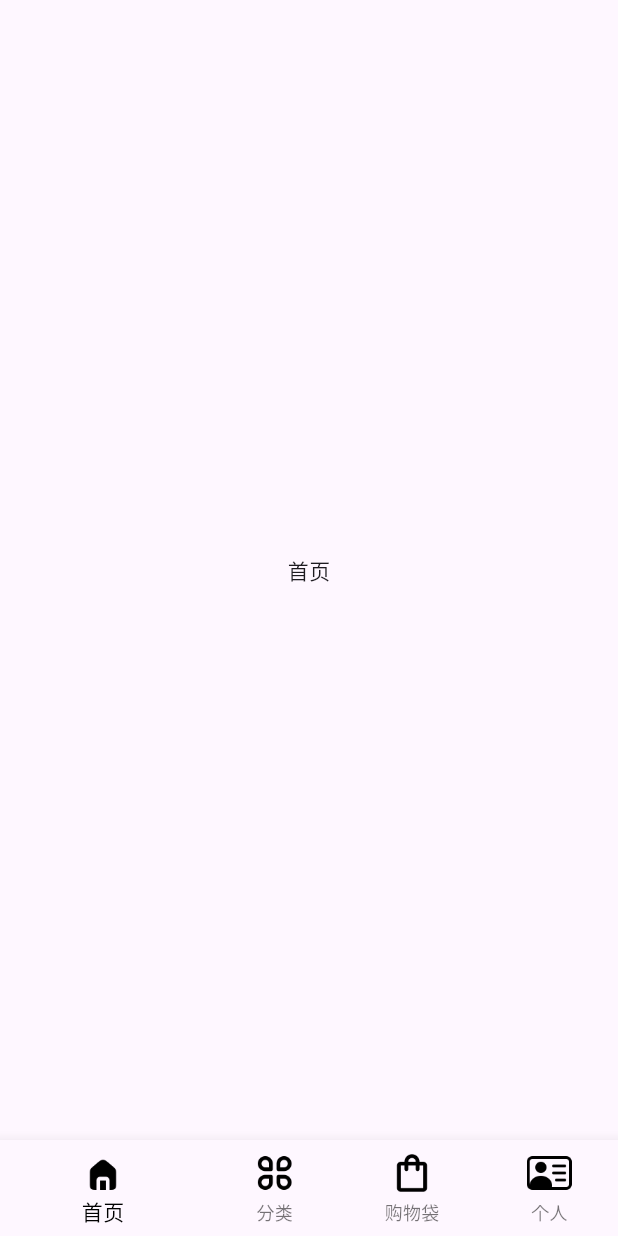
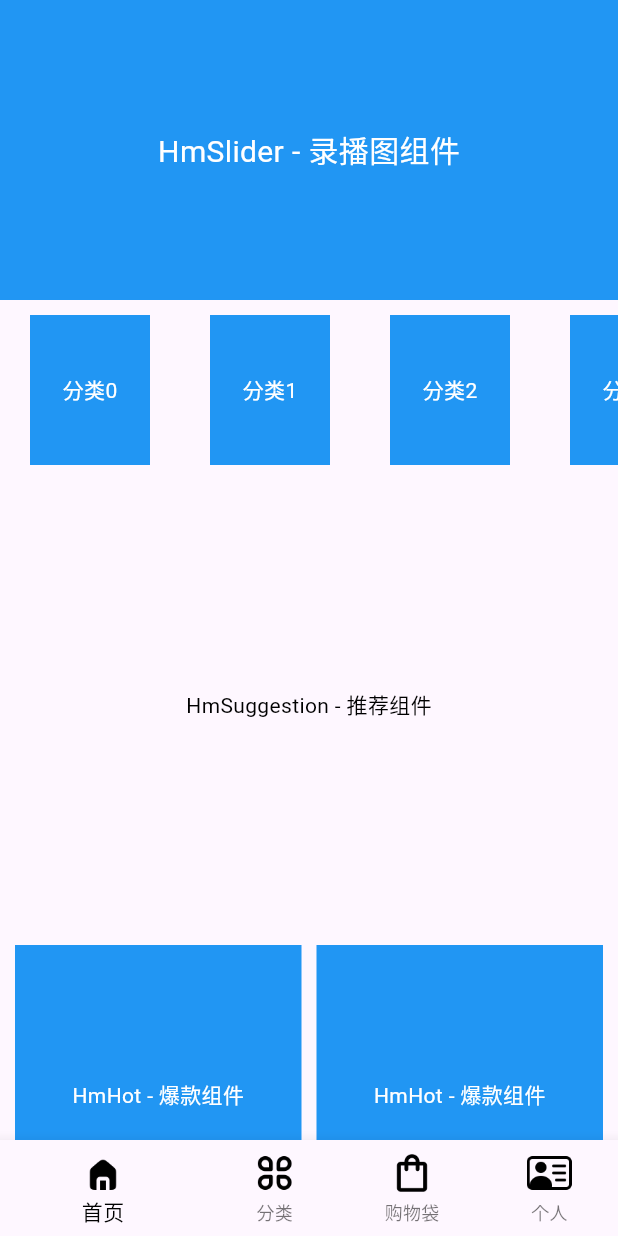
Before and after one commit to Smart-Professor/flutter-1, a Flutter app: the screen it shows after launch, on a phone screen of 412 x 824 dp. Run offline on Flutter 3.47's test engine with Material 3 defaults, Android fonts, the phone set to English and light mode, and no system bars.

Commit message:
添加了首页骨架

```diff
--- /dev/null
+++ b/lib/components/home/HmCategory.dart
@@ -0,0 +1,29 @@
+import 'package:flutter/material.dart';
+
+class HmCategory extends StatelessWidget {
+  const HmCategory({Key? key}) : super(key: key);
+
+  @override
+  Widget build(BuildContext context) {
+    return SizedBox(
+      height: 100,
+      child: ListView.builder(
+        scrollDirection: Axis.horizontal,
+        itemCount: 10,
+        itemBuilder: (context, index) {
+          return Padding(
+            padding: EdgeInsets.symmetric(horizontal: 10),
+            child: Container(
+              alignment: Alignment.center,
+              height: 100,
+              width: 80,
+              margin: EdgeInsets.symmetric(horizontal: 10),
+              color: Colors.blue,
+              child: Text("分类$index", style: TextStyle(color: Colors.white)),
+            ),
+          );
+        },
+      ),
+    );
+  }
+}
--- /dev/null
+++ b/lib/components/home/HmHot.dart
@@ -0,0 +1,15 @@
+import 'package:flutter/material.dart';
+
+class HmHot extends StatelessWidget {
+  const HmHot({Key? key}) : super(key: key);
+
+  @override
+  Widget build(BuildContext context) {
+    return Container(
+        alignment: Alignment.center,
+        color: Colors.blue,
+        height: 200,
+        child: Text('HmHot - 爆款组件',style: TextStyle(color:Colors.white),),
+    );
+  }
+}
--- /dev/null
+++ b/lib/components/home/HmMoreList.dart
@@ -0,0 +1,22 @@
+import 'package:flutter/material.dart';
+
+class HmMoreList extends StatelessWidget {
+  const HmMoreList({Key? key}) : super(key: key);
+
+  @override
+  Widget build(BuildContext context) {
+    return SliverGrid.builder(
+      gridDelegate: SliverGridDelegateWithFixedCrossAxisCount(
+        crossAxisCount: 2,
+        mainAxisSpacing: 10,
+        crossAxisSpacing: 10,
+      ),
+      itemBuilder: (context, index) {
+        return Container(child:Text("商品",style: TextStyle(color: Colors.white),),
+        color: Colors.blue,
+        alignment: Alignment.center,
+        );
+      },
+    );
+  }
+}
--- /dev/null
+++ b/lib/components/home/HmSlider.dart
@@ -0,0 +1,18 @@
+import 'package:flutter/material.dart';
+
+class HmSlider extends StatelessWidget {
+  const HmSlider({Key? key}) : super(key: key);
+
+  @override
+  Widget build(BuildContext context) {
+    return Container(
+      height: 200,
+      child: Container(
+        height:300,
+        color: Colors.blue,
+        alignment: Alignment.center,
+        child: Text('HmSlider - 录播图组件',style: TextStyle(color: Colors.white,fontSize:20),),
+      ),
+    );
+  }
+}
--- /dev/null
+++ b/lib/components/home/HmSuggestion.dart
@@ -0,0 +1,16 @@
+import 'package:flutter/material.dart';
+
+class HmSuggestion extends StatelessWidget {
+  const HmSuggestion({Key? key}) : super(key: key);
+
+  @override
+  Widget build(BuildContext context) {
+    return Padding(padding: EdgeInsets.symmetric(horizontal: 10),child:Container(
+        alignment: Alignment.center,
+        height:300,
+        child: Text('HmSuggestion - 推荐组件',style: TextStyle(color: Colors.black),),
+    ),
+    );
+
+  }
+}
--- a/lib/pages/Home/index.dart
+++ b/lib/pages/Home/index.dart
@@ -1,4 +1,9 @@
 import 'package:flutter/material.dart';
+import 'package:one/components/home/HmCategory.dart';
+import 'package:one/components/home/HmHot.dart';
+import 'package:one/components/home/HmMoreList.dart';
+import 'package:one/components/home/HmSlider.dart';
+import 'package:one/components/home/HmSuggestion.dart';
 
 class HomeView extends StatefulWidget {
   HomeView({Key? key}) : super(key: key);
@@ -8,10 +13,42 @@ class HomeView extends StatefulWidget {
 }
 
 class _HomeViewState extends State<HomeView> {
+  List<Widget> _getScrollchildern() {
+    return [
+      SliverToBoxAdapter(child:HmSlider(),),
+
+      SliverToBoxAdapter(child:SizedBox(height: 10,),),
+
+      SliverToBoxAdapter(child:HmCategory(),),
+
+      SliverToBoxAdapter(child:SizedBox(height: 10,),),
+
+      SliverToBoxAdapter(child:HmSuggestion(),),
+
+      SliverToBoxAdapter(child:SizedBox(height: 10)),
+
+      SliverToBoxAdapter(
+      child: Padding(
+      padding: EdgeInsets.symmetric(horizontal:10),
+      child:
+        Flex(direction: Axis.horizontal,
+      children: [
+        Expanded(child: HmHot()),
+        SizedBox(width: 10,),
+        Expanded(child: HmHot()),
+      ]
+            )
+
+          )
+      ),
+      SliverToBoxAdapter(child:SizedBox(height: 10)),
+
+      HmMoreList(),
+    ];
+  }
+
   @override
   Widget build(BuildContext context) {
-    return Center(
-       child: Text("首页"),
-    );
+    return CustomScrollView(slivers: _getScrollchildern());
   }
 }
```
Also changed, not shown: pubspec.lock.
